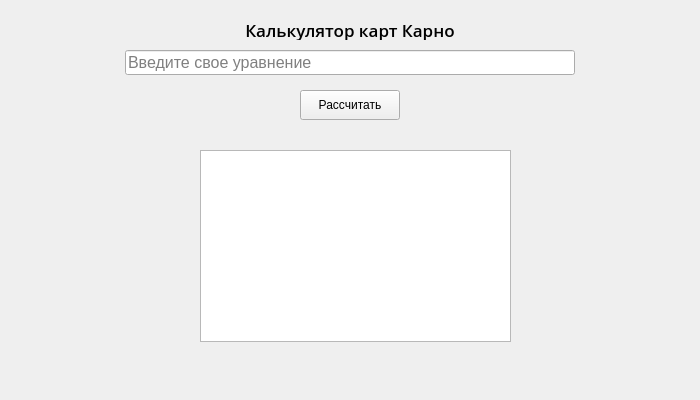
Above: widget.ui from Kobanoss/KMapCreator before the change. Below: the same form after it.
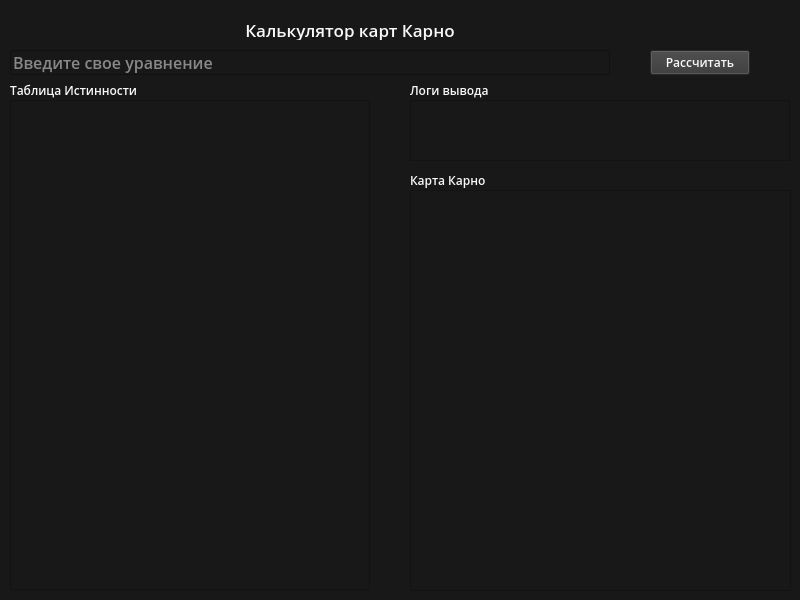
That is the form after the change. Icons and pictures are not drawn.

```diff
--- a/widget.ui
+++ b/widget.ui
@@ -6,37 +6,45 @@
    <rect>
     <x>0</x>
     <y>0</y>
-    <width>700</width>
-    <height>400</height>
+    <width>800</width>
+    <height>600</height>
    </rect>
   </property>
   <property name="minimumSize">
    <size>
-    <width>700</width>
-    <height>400</height>
+    <width>800</width>
+    <height>600</height>
    </size>
   </property>
   <property name="maximumSize">
    <size>
-    <width>700</width>
-    <height>400</height>
+    <width>800</width>
+    <height>600</height>
    </size>
   </property>
   <property name="windowTitle">
-   <string>Widget</string>
+   <string>Калькулятор Карт Карно</string>
+  </property>
+  <property name="windowIcon">
+   <iconset resource="qrc.qrc">
+    <normaloff>:/logo/logo.ico</normaloff>:/logo/logo.ico</iconset>
+  </property>
+  <property name="styleSheet">
+   <string notr="true">color:#f8f8f8;
+background-color:#181818;</string>
   </property>
   <widget class="QLineEdit" name="lineEdit_input_line">
    <property name="geometry">
     <rect>
-     <x>125</x>
+     <x>10</x>
      <y>50</y>
-     <width>450</width>
+     <width>600</width>
      <height>25</height>
     </rect>
    </property>
    <property name="font">
     <font>
-     <family>MS Shell Dlg 2</family>
+     <family>Open Sans Semibold</family>
      <pointsize>12</pointsize>
     </font>
    </property>
@@ -78,29 +86,230 @@
   <widget class="QPushButton" name="pushButton">
    <property name="geometry">
     <rect>
-     <x>300</x>
-     <y>90</y>
+     <x>650</x>
+     <y>50</y>
      <width>100</width>
-     <height>30</height>
+     <height>25</height>
     </rect>
    </property>
    <property name="font">
     <font>
-     <family>MS Shell Dlg 2</family>
+     <family>Open Sans Semibold</family>
     </font>
    </property>
+   <property name="styleSheet">
+    <string notr="true">background-color:#383838;</string>
+   </property>
    <property name="text">
     <string>Рассчитать</string>
    </property>
+   <property name="shortcut">
+    <string>Return</string>
+   </property>
+   <property name="flat">
+    <bool>false</bool>
+   </property>
   </widget>
   <widget class="QTextBrowser" name="textBrowser">
    <property name="geometry">
     <rect>
-     <x>200</x>
-     <y>150</y>
-     <width>311</width>
-     <height>192</height>
+     <x>410</x>
+     <y>100</y>
+     <width>380</width>
+     <height>61</height>
     </rect>
+   </property>
+   <property name="font">
+    <font>
+     <family>Open Sans Semibold</family>
+    </font>
+   </property>
+  </widget>
+  <widget class="QTableWidget" name="tableWidget_Truth">
+   <property name="geometry">
+    <rect>
+     <x>10</x>
+     <y>100</y>
+     <width>360</width>
+     <height>490</height>
+    </rect>
+   </property>
+   <property name="sizePolicy">
+    <sizepolicy hsizetype="Minimum" vsizetype="Minimum">
+     <horstretch>0</horstretch>
+     <verstretch>0</verstretch>
+    </sizepolicy>
+   </property>
+   <property name="font">
+    <font>
+     <family>Open Sans Semibold</family>
+    </font>
+   </property>
+   <property name="lineWidth">
+    <number>1</number>
+   </property>
+   <property name="verticalScrollBarPolicy">
+    <enum>Qt::ScrollBarAlwaysOff</enum>
+   </property>
+   <property name="horizontalScrollBarPolicy">
+    <enum>Qt::ScrollBarAlwaysOff</enum>
+   </property>
+   <property name="sizeAdjustPolicy">
+    <enum>QAbstractScrollArea::AdjustToContents</enum>
+   </property>
+   <property name="editTriggers">
+    <set>QAbstractItemView::NoEditTriggers</set>
+   </property>
+   <attribute name="horizontalHeaderVisible">
+    <bool>false</bool>
+   </attribute>
+   <attribute name="horizontalHeaderCascadingSectionResizes">
+    <bool>true</bool>
+   </attribute>
+   <attribute name="horizontalHeaderMinimumSectionSize">
+    <number>35</number>
+   </attribute>
+   <attribute name="horizontalHeaderDefaultSectionSize">
+    <number>35</number>
+   </attribute>
+   <attribute name="horizontalHeaderHighlightSections">
+    <bool>false</bool>
+   </attribute>
+   <attribute name="verticalHeaderVisible">
+    <bool>false</bool>
+   </attribute>
+   <attribute name="verticalHeaderCascadingSectionResizes">
+    <bool>true</bool>
+   </attribute>
+   <attribute name="verticalHeaderMinimumSectionSize">
+    <number>15</number>
+   </attribute>
+   <attribute name="verticalHeaderDefaultSectionSize">
+    <number>15</number>
+   </attribute>
+   <attribute name="verticalHeaderHighlightSections">
+    <bool>false</bool>
+   </attribute>
+  </widget>
+  <widget class="QTableWidget" name="tableWidget_KMap">
+   <property name="geometry">
+    <rect>
+     <x>410</x>
+     <y>190</y>
+     <width>381</width>
+     <height>401</height>
+    </rect>
+   </property>
+   <property name="font">
+    <font>
+     <family>Open Sans Semibold</family>
+     <pointsize>8</pointsize>
+    </font>
+   </property>
+   <property name="verticalScrollBarPolicy">
+    <enum>Qt::ScrollBarAlwaysOff</enum>
+   </property>
+   <property name="horizontalScrollBarPolicy">
+    <enum>Qt::ScrollBarAlwaysOff</enum>
+   </property>
+   <property name="sizeAdjustPolicy">
+    <enum>QAbstractScrollArea::AdjustToContents</enum>
+   </property>
+   <property name="editTriggers">
+    <set>QAbstractItemView::NoEditTriggers</set>
+   </property>
+   <attribute name="horizontalHeaderVisible">
+    <bool>false</bool>
+   </attribute>
+   <attribute name="horizontalHeaderCascadingSectionResizes">
+    <bool>true</bool>
+   </attribute>
+   <attribute name="horizontalHeaderDefaultSectionSize">
+    <number>55</number>
+   </attribute>
+   <attribute name="horizontalHeaderHighlightSections">
+    <bool>false</bool>
+   </attribute>
+   <attribute name="verticalHeaderVisible">
+    <bool>false</bool>
+   </attribute>
+   <attribute name="verticalHeaderCascadingSectionResizes">
+    <bool>true</bool>
+   </attribute>
+   <attribute name="verticalHeaderMinimumSectionSize">
+    <number>15</number>
+   </attribute>
+   <attribute name="verticalHeaderDefaultSectionSize">
+    <number>35</number>
+   </attribute>
+   <attribute name="verticalHeaderHighlightSections">
+    <bool>false</bool>
+   </attribute>
+  </widget>
+  <widget class="QLabel" name="label">
+   <property name="geometry">
+    <rect>
+     <x>10</x>
+     <y>80</y>
+     <width>360</width>
+     <height>20</height>
+    </rect>
+   </property>
+   <property name="font">
+    <font>
+     <family>Open Sans Semibold</family>
+     <pointsize>9</pointsize>
+    </font>
+   </property>
+   <property name="text">
+    <string>Таблица Истинности</string>
+   </property>
+   <property name="alignment">
+    <set>Qt::AlignLeading|Qt::AlignLeft|Qt::AlignVCenter</set>
+   </property>
+  </widget>
+  <widget class="QLabel" name="label_log">
+   <property name="geometry">
+    <rect>
+     <x>410</x>
+     <y>80</y>
+     <width>380</width>
+     <height>20</height>
+    </rect>
+   </property>
+   <property name="font">
+    <font>
+     <family>Open Sans Semibold</family>
+     <pointsize>9</pointsize>
+    </font>
+   </property>
+   <property name="text">
+    <string>Логи вывода</string>
+   </property>
+   <property name="alignment">
+    <set>Qt::AlignLeading|Qt::AlignLeft|Qt::AlignVCenter</set>
+   </property>
+  </widget>
+  <widget class="QLabel" name="label_KMap">
+   <property name="geometry">
+    <rect>
+     <x>410</x>
+     <y>170</y>
+     <width>380</width>
+     <height>20</height>
+    </rect>
+   </property>
+   <property name="font">
+    <font>
+     <family>Open Sans Semibold</family>
+     <pointsize>9</pointsize>
+    </font>
+   </property>
+   <property name="text">
+    <string>Карта Карно</string>
+   </property>
+   <property name="alignment">
+    <set>Qt::AlignLeading|Qt::AlignLeft|Qt::AlignVCenter</set>
    </property>
   </widget>
  </widget>
```
Left out of the diff: 4 changed lines with no effect on the pictures.
